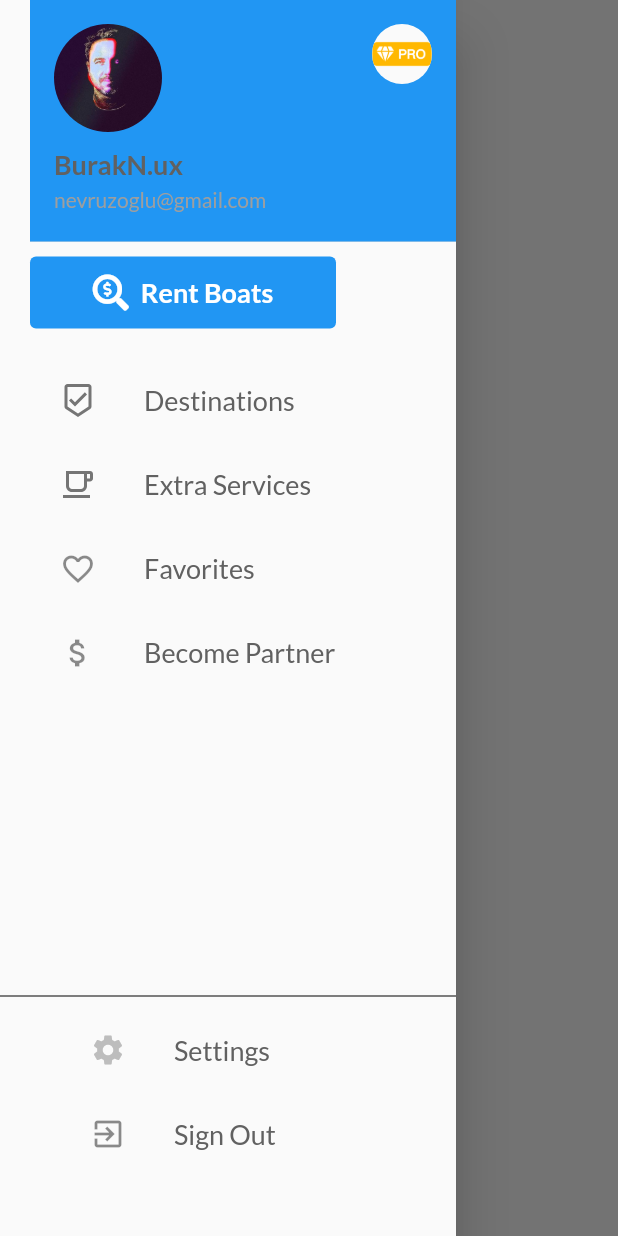
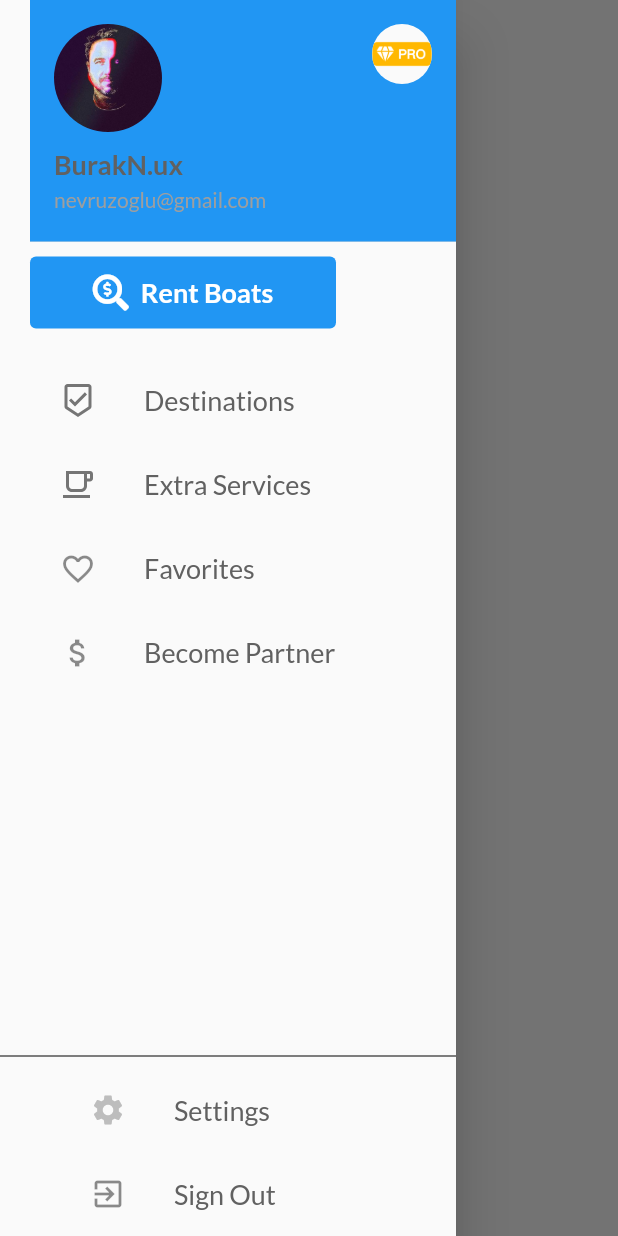
Before and after one commit to nevruzoglu/DrawerNavigate, a Flutter app: the screen it shows after launch, with the side drawer open, on a phone screen of 412 x 824 dp. Run offline on Flutter 3.47's test engine with Material 2 defaults, Android fonts, the phone set to English and light mode, and no system bars; our stand-ins replace flutter_svg, font_awesome_flutter.

Commit message:
change fixed size to safearea widget for android view

```diff
--- a/lib/main.dart
+++ b/lib/main.dart
@@ -155,7 +155,8 @@ class HomePage extends StatelessWidget {
                   ],
                 ),
               ),
-              Column(
+              SafeArea(
+                child: Column(
                   children: <Widget>[
                     Divider(
                       color: Colors.black,
@@ -183,8 +184,8 @@ class HomePage extends StatelessWidget {
                         onTap: () {
                           Navigator.pop(context);
                         }),
-                  SizedBox(height: 40)
                   ],
+                ),
               )
             ],
           ),
```
Lines whose indentation alone changed are shown as unchanged.
